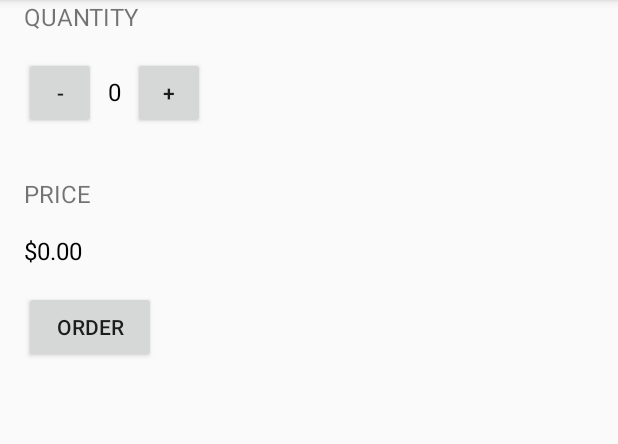
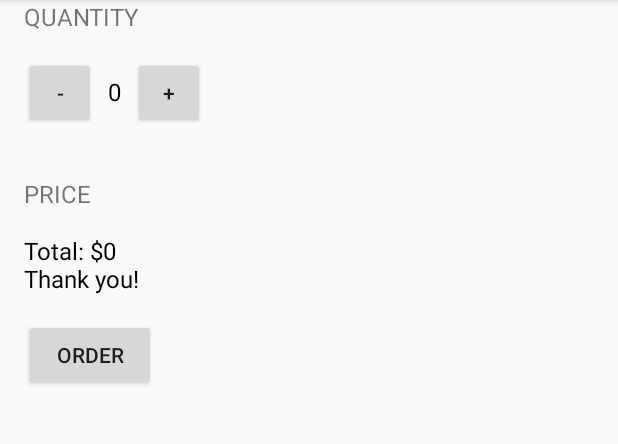
Before and after one commit to nVidiaPriyadarshini/Coffee-App, an Android app: the screen it shows after launch (MainActivity), after a tap on "ORDER", on a phone screen of 412 x 824 dp, the part 84-528 px from its top. Run offline under Robolectric (Android 15) with nearby library versions, the phone set to English and light mode, and no system bars.

Commit message:
introducing string variables

```diff
--- a/app/src/main/java/com/example/android/justjava/MainActivity.java
+++ b/app/src/main/java/com/example/android/justjava/MainActivity.java
@@ -33,7 +33,9 @@ public class MainActivity extends AppCompatActivity {
      * This method is called when the order button is clicked.
      */
     public void submitOrder(View view) {
-        displayPrice(quantity * 5);
+        int price = quantity * 5;
+        String priceMessage = "Total: $" + price + "\nThank you!";
+        displayMessage(priceMessage);
     }
 
     /**
@@ -71,4 +73,13 @@ public class MainActivity extends AppCompatActivity {
         TextView priceTextView = (TextView) findViewById(R.id.price_text_view);
         priceTextView.setText(NumberFormat.getCurrencyInstance().format(number));
     }
+
+    /**
+     * This method displays the given text on the screen.
+     */
+    private void displayMessage(String message) {
+        TextView priceTextView = (TextView) findViewById(R.id.price_text_view);
+        priceTextView.setText(message);
+    }
+
 }
--- a/app/src/main/res/layout/activity_main.xml
+++ b/app/src/main/res/layout/activity_main.xml
@@ -50,28 +50,28 @@
     <TextView
         android:layout_width="wrap_content"
         android:layout_height="wrap_content"
+        android:layout_marginLeft="16dp"
         android:layout_marginTop="16dp"
         android:text="price"
         android:textAllCaps="true"
-        android:layout_marginLeft="16dp"
         android:textSize="16sp" />
 
     <TextView
         android:id="@+id/price_text_view"
         android:layout_width="wrap_content"
         android:layout_height="wrap_content"
+        android:layout_marginLeft="16dp"
         android:layout_marginTop="16dp"
         android:text="$0"
-        android:layout_marginLeft="16dp"
         android:textColor="@android:color/black"
         android:textSize="16sp" />
 
     <Button
         android:layout_width="wrap_content"
         android:layout_height="wrap_content"
+        android:layout_marginLeft="16dp"
         android:layout_marginTop="16dp"
         android:onClick="submitOrder"
-        android:layout_marginLeft="16dp"
         android:text="Order"
         android:textAllCaps="true" />
 
```
